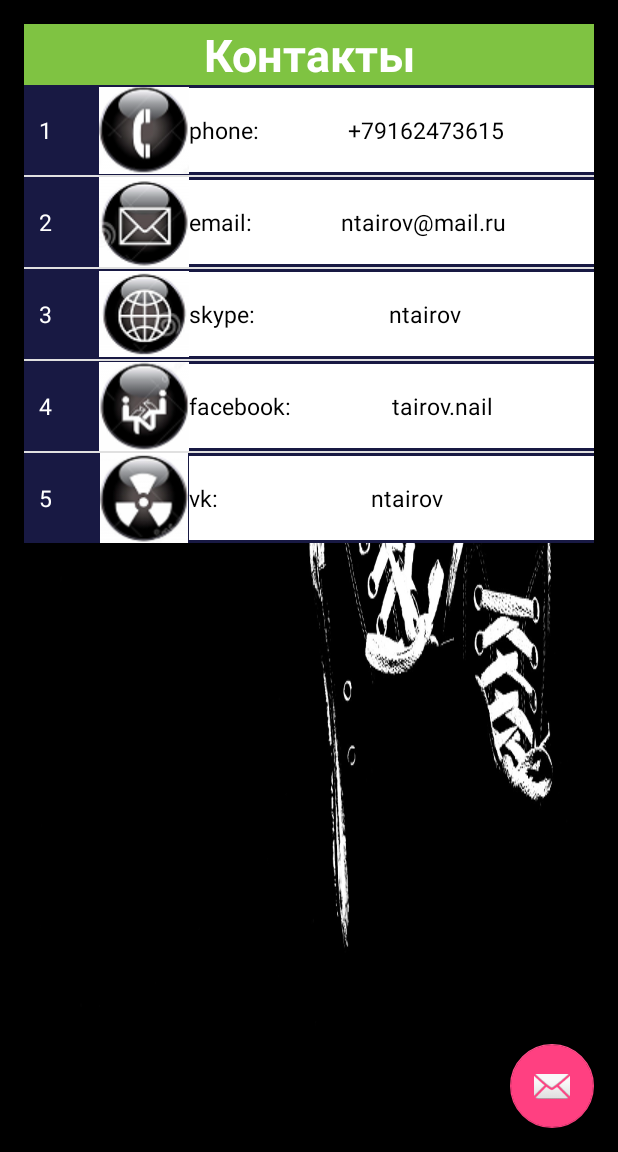
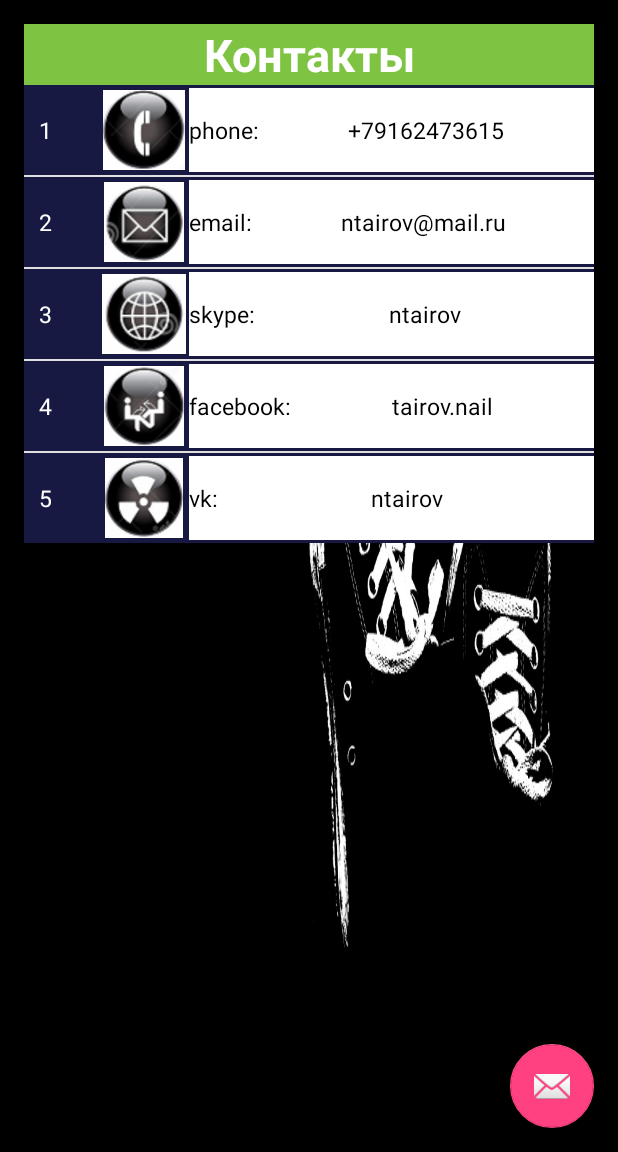
Before and after one commit to Nailich/Android_lessons, an Android app: the screen it shows after launch (MainActivity), in the side drawer, after a tap on "Контакты", on a phone screen of 412 x 824 dp, the part 84-1236 px from its top. Run offline under Robolectric (Android 15) with nearby library versions, the phone set to English and light mode, and no system bars.

Commit message:
Добавлены вызовы интентов в меню Контакты

```diff
--- a/Lesson4/app/src/main/res/layout/fragment_contacts2.xml
+++ b/Lesson4/app/src/main/res/layout/fragment_contacts2.xml
@@ -14,7 +14,7 @@
         android:textSize="30dp"
         android:layout_width="fill_parent"
         android:layout_height="wrap_content"
-        android:id="@+id/textView3"
+        android:id="@+id/txtE"
         android:layout_gravity="center_horizontal" />
 
     <ListView
--- a/Lesson4/app/src/main/res/layout/item_view.xml
+++ b/Lesson4/app/src/main/res/layout/item_view.xml
@@ -10,8 +10,9 @@
         android:layout_height="60dp"
         android:id="@+id/contactIcon"
         android:layout_toRightOf="@+id/number"
-        android:layout_toEndOf="@+id/number"
-        android:layout_centerVertical="true"/>
+        android:layout_centerVertical="true"
+        android:paddingBottom="3dp"
+        android:paddingTop="3dp"/>
 
     <TextView
         android:layout_width="50dp"
```
Also changed, not shown: Lesson4/app/src/main/java/fragments/FragmentContacts.java (+46 -2 lines).
